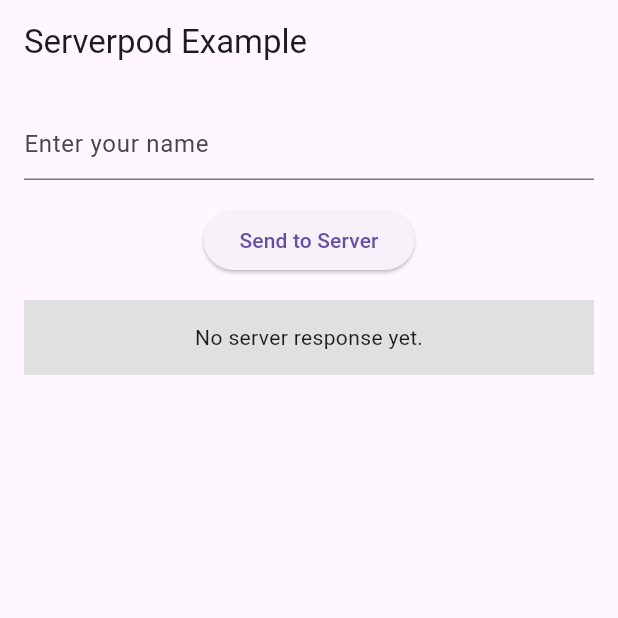
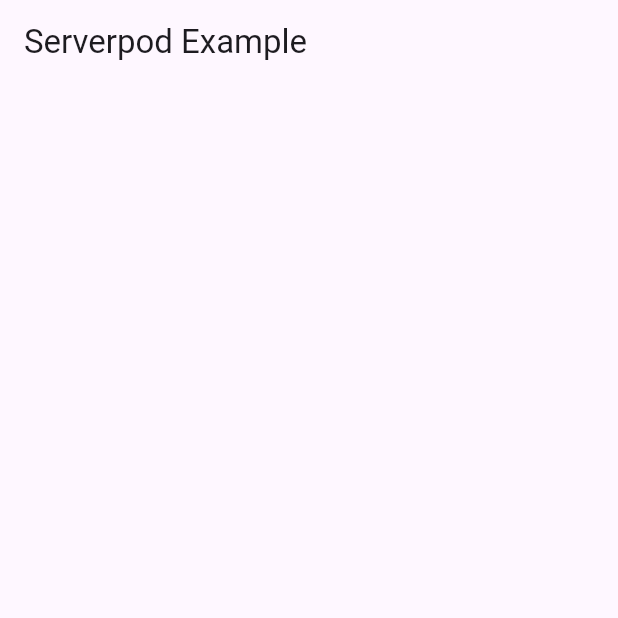
Before and after one commit to prabhsuratsingh/notes-app-serverpod, a Flutter app: the screen it shows after launch, on a phone screen of 412 x 824 dp, the top half of it. Run offline on Flutter 3.47's test engine with Material 3 defaults, Android fonts, the phone set to English and light mode, and no system bars; missing offline and left inert: serverpod, serverpod_client, serverpod_flutter; statements that could not run were skipped.

Commit message:
implemented fetch notes from server

```diff
--- a/notes_flutter/lib/main.dart
+++ b/notes_flutter/lib/main.dart
@@ -1,5 +1,6 @@
 import 'package:notes_client/notes_client.dart';
 import 'package:flutter/material.dart';
+import 'package:notes_flutter/pages/home_page.dart';
 import 'package:serverpod_flutter/serverpod_flutter.dart';
 
 // Sets up a singleton client object that can be used to talk to the server from
@@ -24,114 +25,7 @@ class MyApp extends StatelessWidget {
       theme: ThemeData(
         primarySwatch: Colors.blue,
       ),
-      home: const MyHomePage(title: 'Serverpod Example'),
+      home: const HomePage(title: 'Serverpod Example'),
     );
   }
 }
-
-class MyHomePage extends StatefulWidget {
-  const MyHomePage({super.key, required this.title});
-
-  final String title;
-
-  @override
-  MyHomePageState createState() => MyHomePageState();
-}
-
-class MyHomePageState extends State<MyHomePage> {
-  // These fields hold the last result or error message that we've received from
-  // the server or null if no result exists yet.
-  String? _resultMessage;
-  String? _errorMessage;
-
-  final _textEditingController = TextEditingController();
-
-  // Calls the `hello` method of the `example` endpoint. Will set either the
-  // `_resultMessage` or `_errorMessage` field, depending on if the call
-  // is successful.
-  void _callHello() async {
-    try {
-      final result = await client.example.hello(_textEditingController.text);
-      setState(() {
-        _errorMessage = null;
-        _resultMessage = result;
-      });
-    } catch (e) {
-      setState(() {
-        _errorMessage = '$e';
-      });
-    }
-  }
-
-  @override
-  Widget build(BuildContext context) {
-    return Scaffold(
-      appBar: AppBar(
-        title: Text(widget.title),
-      ),
-      body: Padding(
-        padding: const EdgeInsets.all(16),
-        child: Column(
-          children: [
-            Padding(
-              padding: const EdgeInsets.only(bottom: 16.0),
-              child: TextField(
-                controller: _textEditingController,
-                decoration: const InputDecoration(
-                  hintText: 'Enter your name',
-                ),
-              ),
-            ),
-            Padding(
-              padding: const EdgeInsets.only(bottom: 16.0),
-              child: ElevatedButton(
-                onPressed: _callHello,
-                child: const Text('Send to Server'),
-              ),
-            ),
-            _ResultDisplay(
-              resultMessage: _resultMessage,
-              errorMessage: _errorMessage,
-            ),
-          ],
-        ),
-      ),
-    );
-  }
-}
-
-// _ResultDisplays shows the result of the call. Either the returned result from
-// the `example.hello` endpoint method or an error message.
-class _ResultDisplay extends StatelessWidget {
-  final String? resultMessage;
-  final String? errorMessage;
-
-  const _ResultDisplay({
-    this.resultMessage,
-    this.errorMessage,
-  });
-
-  @override
-  Widget build(BuildContext context) {
-    String text;
-    Color backgroundColor;
-    if (errorMessage != null) {
-      backgroundColor = Colors.red[300]!;
-      text = errorMessage!;
-    } else if (resultMessage != null) {
-      backgroundColor = Colors.green[300]!;
-      text = resultMessage!;
-    } else {
-      backgroundColor = Colors.grey[300]!;
-      text = 'No server response yet.';
-    }
-
-    return Container(
-      height: 50,
-      color: backgroundColor,
-      child: Center(
-        child: Text(text),
-      ),
-    );
-  }
-}
--- /dev/null
+++ b/notes_flutter/lib/pages/home_page.dart
@@ -0,0 +1,52 @@
+import 'package:flutter/material.dart';
+import 'package:notes_client/notes_client.dart';
+import 'package:notes_flutter/main.dart';
+
+
+class HomePage extends StatefulWidget {
+  const HomePage({super.key, required this.title});
+
+  final String title;
+
+  @override
+  HomePageState createState() => HomePageState();
+}
+
+class HomePageState extends State<HomePage> {
+
+  List<Note>? _notes;
+  Exception? _connectionException;
+
+  @override
+  void initState() {
+    super.initState();
+    _loadNotes();
+  }
+
+  void _connectionFailed(dynamic exception) {
+    setState(() {
+      _notes = null;
+      _connectionException = exception;
+    });
+  }
+
+  Future<void> _loadNotes() async {
+    try {
+      final notes = await client.notes.getAllNotes();
+      setState(() {
+        _notes = notes;
+      });
+    } catch (e) {
+      _connectionFailed(e);
+    }
+  }
+
+  @override
+  Widget build(BuildContext context) {
+    return Scaffold(
+      appBar: AppBar(
+        title: Text(widget.title),
+      ),
+    );
+  }
+}
```
